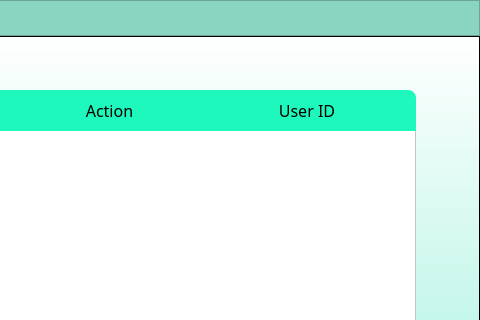
marcryangil/facemaskdetection, file system_log.ui: the form before one commit; both pictures show x 462 to 942 and y 0 to 320 of the 942 by 495 pixel window.
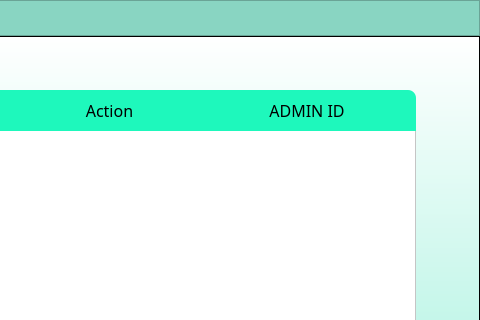
The form after the commit. Icons and pictures are not drawn.

What changed in the file:
```diff
--- a/system_log.ui
+++ b/system_log.ui
@@ -427,7 +427,7 @@
 border-radius: 8px;</string>
            </property>
            <property name="text">
-            <string>User ID</string>
+            <string>ADMIN ID</string>
            </property>
            <property name="alignment">
             <set>Qt::AlignCenter</set>
```
